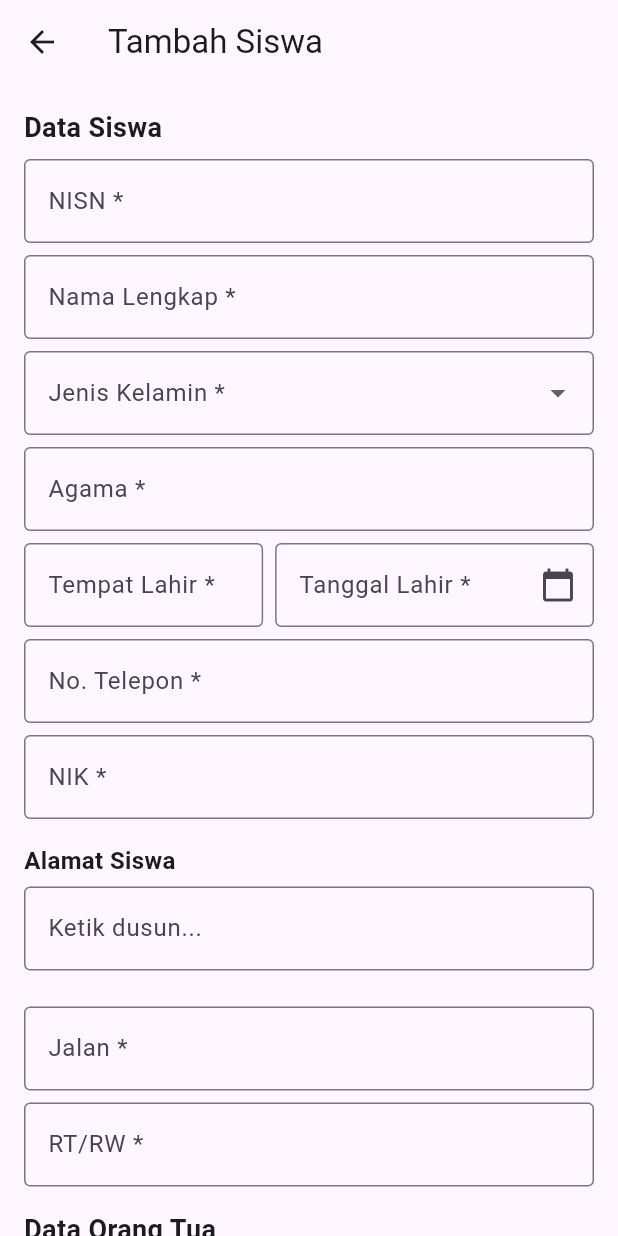
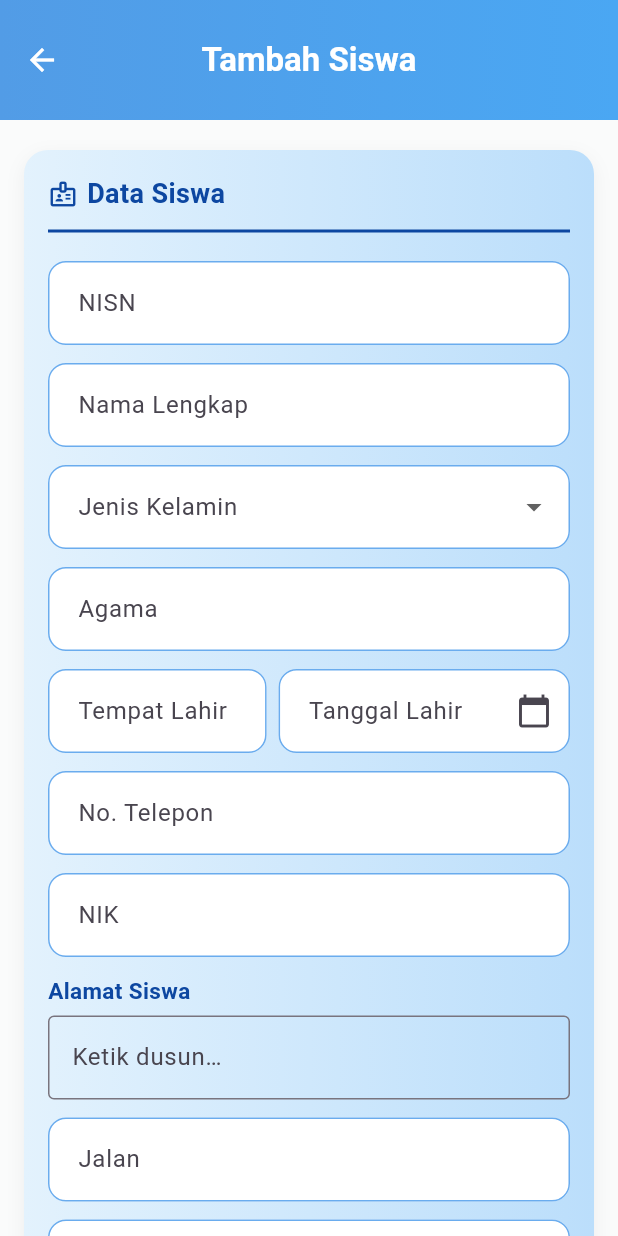
Before and after one commit to clariss4/PROJEK_4, a Flutter app: the screen it shows after launch, after a tap on "Tambah Siswa", on a phone screen of 412 x 824 dp. Run offline on Flutter 3.47's test engine with Material 3 defaults, Android fonts, the phone set to English and light mode, and no system bars; drawn by our look-alikes of flutter_typeahead; our stand-ins replace google_fonts, supabase_flutter; accounts and stored records are empty; Roboto replaces fonts that are missing (Ubuntu).

Commit message:
FINAL ALL

```diff
--- a/lib/pages/form_page.dart
+++ b/lib/pages/form_page.dart
@@ -16,8 +16,6 @@ class FormPage extends StatefulWidget {
 
   @override
   State<FormPage> createState() => _FormPageState();
-
-  static of(BuildContext context) {}
 }
 
 class _FormPageState extends State<FormPage> {
@@ -34,23 +32,22 @@ class _FormPageState extends State<FormPage> {
   final jalanCtrl = TextEditingController();
   final rtrwCtrl = TextEditingController();
   final agamaCtrl = TextEditingController();
-  final alamatSiswaCtrl = TextEditingController(); // 1 kolom saja
+  final alamatSiswaCtrl = TextEditingController();
 
   /* ---------- Orang Tua ---------- */
   final namaAyahCtrl = TextEditingController();
   final namaIbuCtrl = TextEditingController();
-  final alamatOrtuCtrl = TextEditingController(); // 1 kolom saja
+  final alamatOrtuCtrl = TextEditingController();
   Wilayah? _selectedWilayahOrtu;
 
   /* ---------- Wali ---------- */
   final namaWaliCtrl = TextEditingController();
-  final alamatWaliCtrl = TextEditingController(); // 1 kolom saja
+  final alamatWaliCtrl = TextEditingController();
   Wilayah? _selectedWilayahWali;
 
   String? _selectedJenisKelamin;
   Wilayah? _selectedWilayahSiswa;
 
-  /* ---------- Helper ---------- */
   String _formatAlamat(Wilayah w) {
     final parts = [
       if (w.dusun.isNotEmpty) w.dusun,
@@ -85,7 +82,6 @@ class _FormPageState extends State<FormPage> {
     final ttl =
         '${tempatCtrl.text.trim()}, ${DateFormat('dd-MM-yyyy').format(selectedTglLahir!)}';
 
-    /* 1. Insert Orang Tua */
     await Supabase.instance.client.from('orang_tua').upsert([
       {
         'id': orangTuaId,
@@ -96,7 +92,6 @@ class _FormPageState extends State<FormPage> {
       },
     ]);
 
-    /* 2. Insert Wali (opsional) */
     if (namaWaliCtrl.text.trim().isNotEmpty) {
       await Supabase.instance.client.from('wali').upsert([
         {
@@ -108,7 +103,6 @@ class _FormPageState extends State<FormPage> {
       ]);
     }
 
-    /* 3. Siapkan data siswa */
     final siswaData = {
       'id': siswaId,
       'nisn': nisnCtrl.text.trim(),
@@ -120,17 +114,13 @@ class _FormPageState extends State<FormPage> {
       'nik': nikCtrl.text.trim(),
       'jalan': jalanCtrl.text.trim(),
       'rtrw': rtrwCtrl.text.trim(),
-      'alamat_id': _selectedWilayahSiswa!.id, // <- pastikan int
+      'alamat_id': _selectedWilayahSiswa!.id,
       'orang_tua_id': orangTuaId,
       'wali_id': namaWaliCtrl.text.trim().isEmpty ? null : waliId,
-      'provinsi':
-          _selectedWilayahSiswa?.provinsi ?? 'Jawa Timur', // <-- jangan null
+      'provinsi': _selectedWilayahSiswa?.provinsi ?? 'Jawa Timur',
       'created_at': DateTime.now().toIso8601String(),
     };
 
-    print('🔥 SISWA DATA: $siswaData'); // <-- SALIN INI KE DEBUG CONSOLE
-
-    /* 4. Insert Siswa */
     try {
       await Supabase.instance.client.from('siswa').insert([siswaData]);
       if (!mounted) return;
@@ -139,14 +129,74 @@ class _FormPageState extends State<FormPage> {
       ).showSnackBar(const SnackBar(content: Text('Data berhasil disimpan')));
       Navigator.pop(context, true);
     } catch (e) {
-      print('❌ SIMPAN ERROR: $e'); // <-- SALIN INI KE DEBUG CONSOLE
       ScaffoldMessenger.of(
         context,
       ).showSnackBar(SnackBar(content: Text('Gagal simpan: $e')));
     }
   }
 
-  /* ---------- Widget 1 Kolom Alamat + Auto-complete ---------- */
+  Widget _section(String title, List<Widget> children) {
+    return Container(
+      width: double.infinity,
+      margin: const EdgeInsets.only(bottom: 20),
+      padding: const EdgeInsets.all(16),
+      decoration: BoxDecoration(
+        gradient: const LinearGradient(
+          colors: [Color(0xFFE3F2FD), Color(0xFFBBDEFB)],
+        ),
+        borderRadius: BorderRadius.circular(16),
+        boxShadow: [
+          BoxShadow(
+            color: Colors.grey.withOpacity(.15),
+            blurRadius: 10,
+            offset: const Offset(0, 4),
+          ),
+        ],
+      ),
+      child: Column(
+        crossAxisAlignment: CrossAxisAlignment.start,
+        children: [
+          Row(
+            children: [
+              const Icon(
+                Icons.badge_outlined,
+                size: 20,
+                color: Color(0xFF0D47A1),
+              ),
+              const SizedBox(width: 6),
+              Text(
+                title,
+                style: const TextStyle(
+                  fontSize: 18,
+                  fontWeight: FontWeight.w700,
+                  color: Color(0xFF0D47A1),
+                ),
+              ),
+            ],
+          ),
+          const Divider(height: 24, thickness: 2, color: Color(0xFF0D47A1)),
+          const SizedBox(height: 8),
+          ...children,
+        ],
+      ),
+    );
+  }
+
+  InputDecoration _inputDec(String label) => InputDecoration(
+    labelText: label,
+    filled: true,
+    fillColor: Colors.white,
+    border: OutlineInputBorder(
+      borderRadius: BorderRadius.circular(12),
+      borderSide: const BorderSide(color: Color.fromARGB(255, 99, 176, 253)),
+    ),
+    enabledBorder: OutlineInputBorder(
+      borderRadius: BorderRadius.circular(12),
+      borderSide: const BorderSide(color: Color.fromARGB(255, 106, 172, 238)),
+    ),
+    contentPadding: const EdgeInsets.symmetric(horizontal: 16, vertical: 16),
+  );
+
   Widget _alamatField({
     required String label,
     required TextEditingController controller,
@@ -155,16 +205,21 @@ class _FormPageState extends State<FormPage> {
     return Column(
       crossAxisAlignment: CrossAxisAlignment.start,
       children: [
+        const SizedBox(height: 12),
         Text(
           label,
-          style: const TextStyle(fontSize: 16, fontWeight: FontWeight.bold),
+          style: const TextStyle(
+            fontSize: 15,
+            fontWeight: FontWeight.w600,
+            color: Color(0xFF0D47A1),
+          ),
         ),
         const SizedBox(height: 6),
         TypeAheadField<Wilayah>(
           textFieldConfiguration: TextFieldConfiguration(
             controller: controller,
             decoration: const InputDecoration(
-              labelText: 'Ketik dusun...',
+              hintText: 'Ketik dusun…',
               border: OutlineInputBorder(),
             ),
           ),
@@ -189,38 +244,51 @@ class _FormPageState extends State<FormPage> {
             ),
           ),
         ),
-        const SizedBox(height: 16),
+        const SizedBox(height: 12),
       ],
     );
   }
 
-  /* ---------- Build Form ---------- */
   @override
   Widget build(BuildContext context) {
     return Scaffold(
+      backgroundColor: const Color.fromARGB(255, 250, 251, 251),
       appBar: AppBar(
-        title: Text(widget.student == null ? 'Tambah Siswa' : 'Edit Siswa'),
+        toolbarHeight: 80,
+        elevation: 0,
+        title: Text(
+          widget.student == null ? 'Tambah Siswa' : 'Edit Siswa',
+          style: const TextStyle(
+            fontWeight: FontWeight.bold,
+            color: Colors.white,
           ),
-      body: SafeArea(
+        ),
+        centerTitle: true,
+        foregroundColor: Colors.white,
+        flexibleSpace: Container(
+          decoration: const BoxDecoration(
+            gradient: LinearGradient(
+              colors: [
+                Color.fromARGB(255, 82, 156, 230),
+                Color.fromARGB(255, 74, 167, 243),
+              ],
+            ),
+          ),
+        ),
+        shape: const RoundedRectangleBorder(
+          borderRadius: BorderRadius.vertical(bottom: Radius.circular(16)),
+        ),
+      ),
+      body: Form(
+        key: _formKey,
         child: SingleChildScrollView(
-          padding: const EdgeInsets.all(16),
-          child: Form(
-            key: _formKey,
+          padding: const EdgeInsets.symmetric(horizontal: 16, vertical: 20),
           child: Column(
-              crossAxisAlignment: CrossAxisAlignment.start,
             children: [
-                /* ---------- Siswa ---------- */
-                const Text(
-                  'Data Siswa',
-                  style: TextStyle(fontSize: 18, fontWeight: FontWeight.bold),
-                ),
-                const SizedBox(height: 8),
+              _section('Data Siswa', [
                 TextFormField(
                   controller: nisnCtrl,
-                  decoration: const InputDecoration(
-                    labelText: 'NISN *',
-                    border: OutlineInputBorder(),
-                  ),
+                  decoration: _inputDec('NISN'),
                   keyboardType: TextInputType.number,
                   inputFormatters: [FilteringTextInputFormatter.digitsOnly],
                   validator: (v) {
@@ -230,17 +298,14 @@ class _FormPageState extends State<FormPage> {
                     return null;
                   },
                 ),
-                const SizedBox(height: 8),
+                const SizedBox(height: 12),
                 TextFormField(
                   controller: namaCtrl,
-                  decoration: const InputDecoration(
-                    labelText: 'Nama Lengkap *',
-                    border: OutlineInputBorder(),
-                  ),
+                  decoration: _inputDec('Nama Lengkap'),
                   validator: (v) =>
                       v == null || v.trim().isEmpty ? 'Nama wajib diisi' : null,
                 ),
-                const SizedBox(height: 8),
+                const SizedBox(height: 12),
                 DropdownButtonFormField<String>(
                   value: _selectedJenisKelamin,
                   items: const [
@@ -254,34 +319,25 @@ class _FormPageState extends State<FormPage> {
                     ),
                   ],
                   onChanged: (v) => setState(() => _selectedJenisKelamin = v),
-                  decoration: const InputDecoration(
-                    labelText: 'Jenis Kelamin *',
-                    border: OutlineInputBorder(),
-                  ),
+                  decoration: _inputDec('Jenis Kelamin'),
                   validator: (v) => v == null ? 'Pilih jenis kelamin' : null,
                 ),
-                const SizedBox(height: 8),
+                const SizedBox(height: 12),
                 TextFormField(
                   controller: agamaCtrl,
-                  decoration: const InputDecoration(
-                    labelText: 'Agama *',
-                    border: OutlineInputBorder(),
-                  ),
+                  decoration: _inputDec('Agama'),
                   validator: (v) => v == null || v.trim().isEmpty
                       ? 'Agama wajib diisi'
                       : null,
                 ),
-                const SizedBox(height: 8),
+                const SizedBox(height: 12),
                 Row(
                   children: [
                     Expanded(
                       flex: 3,
                       child: TextFormField(
                         controller: tempatCtrl,
-                        decoration: const InputDecoration(
-                          labelText: 'Tempat Lahir *',
-                          border: OutlineInputBorder(),
-                        ),
+                        decoration: _inputDec('Tempat Lahir'),
                         validator: (v) => v == null || v.trim().isEmpty
                             ? 'Tempat lahir wajib'
                             : null,
@@ -292,10 +348,8 @@ class _FormPageState extends State<FormPage> {
                       flex: 4,
                       child: TextFormField(
                         readOnly: true,
-                        decoration: const InputDecoration(
-                          labelText: 'Tanggal Lahir *',
-                          border: OutlineInputBorder(),
-                          suffixIcon: Icon(Icons.calendar_today),
+                        decoration: _inputDec('Tanggal Lahir').copyWith(
+                          suffixIcon: const Icon(Icons.calendar_today),
                         ),
                         controller: TextEditingController(
                           text: selectedTglLahir == null
@@ -320,25 +374,19 @@ class _FormPageState extends State<FormPage> {
                     ),
                   ],
                 ),
-                const SizedBox(height: 8),
+                const SizedBox(height: 12),
                 TextFormField(
                   controller: telpCtrl,
-                  decoration: const InputDecoration(
-                    labelText: 'No. Telepon *',
-                    border: OutlineInputBorder(),
-                  ),
+                  decoration: _inputDec('No. Telepon'),
                   keyboardType: TextInputType.phone,
                   validator: (v) => v == null || v.trim().isEmpty
                       ? 'No. telepon wajib'
                       : null,
                 ),
-                const SizedBox(height: 8),
+                const SizedBox(height: 12),
                 TextFormField(
                   controller: nikCtrl,
-                  decoration: const InputDecoration(
-                    labelText: 'NIK *',
-                    border: OutlineInputBorder(),
-                  ),
+                  decoration: _inputDec('NIK'),
                   keyboardType: TextInputType.number,
                   inputFormatters: [FilteringTextInputFormatter.digitsOnly],
                   validator: (v) {
@@ -347,59 +395,40 @@ class _FormPageState extends State<FormPage> {
                     return null;
                   },
                 ),
-                const SizedBox(height: 16),
                 _alamatField(
                   label: 'Alamat Siswa',
                   controller: alamatSiswaCtrl,
                   onSelected: (w) => _selectedWilayahSiswa = w,
                 ),
-                const SizedBox(height: 8),
                 TextFormField(
                   controller: jalanCtrl,
-                  decoration: const InputDecoration(
-                    labelText: 'Jalan *',
-                    border: OutlineInputBorder(),
-                  ),
+                  decoration: _inputDec('Jalan'),
                   validator: (v) => v == null || v.trim().isEmpty
                       ? 'Jalan wajib diisi'
                       : null,
                 ),
-                const SizedBox(height: 8),
+                const SizedBox(height: 12),
                 TextFormField(
                   controller: rtrwCtrl,
-                  decoration: const InputDecoration(
-                    labelText: 'RT/RW *',
-                    border: OutlineInputBorder(),
-                  ),
+                  decoration: _inputDec('RT/RW'),
                   validator: (v) => v == null || v.trim().isEmpty
                       ? 'RT/RW wajib diisi'
                       : null,
                 ),
+              ]),
 
-                /* ---------- Orang Tua ---------- */
-                const SizedBox(height: 16),
-                const Text(
-                  'Data Orang Tua',
-                  style: TextStyle(fontSize: 18, fontWeight: FontWeight.bold),
-                ),
-                const SizedBox(height: 8),
+              _section('Data Orang Tua', [
                 TextFormField(
                   controller: namaAyahCtrl,
-                  decoration: const InputDecoration(
-                    labelText: 'Nama Ayah *',
-                    border: OutlineInputBorder(),
-                  ),
+                  decoration: _inputDec('Nama Ayah'),
                   validator: (v) => v == null || v.trim().isEmpty
                       ? 'Nama ayah wajib diisi'
                       : null,
                 ),
-                const SizedBox(height: 8),
+                const SizedBox(height: 12),
                 TextFormField(
                   controller: namaIbuCtrl,
-                  decoration: const InputDecoration(
-                    labelText: 'Nama Ibu *',
-                    border: OutlineInputBorder(),
-                  ),
+                  decoration: _inputDec('Nama Ibu'),
                   validator: (v) => v == null || v.trim().isEmpty
                       ? 'Nama ibu wajib diisi'
                       : null,
@@ -409,44 +438,60 @@ class _FormPageState extends State<FormPage> {
                   controller: alamatOrtuCtrl,
                   onSelected: (w) => _selectedWilayahOrtu = w,
                 ),
+              ]),
 
-                /* ---------- Wali ---------- */
-                const SizedBox(height: 16),
-                const Text(
-                  'Data Wali (Opsional)',
-                  style: TextStyle(fontSize: 18, fontWeight: FontWeight.bold),
-                ),
-                const SizedBox(height: 8),
+              _section('Data Wali (Opsional)', [
                 TextFormField(
                   controller: namaWaliCtrl,
-                  decoration: const InputDecoration(
-                    labelText: 'Nama Wali',
-                    border: OutlineInputBorder(),
-                  ),
+                  decoration: _inputDec('Nama Wali'),
                 ),
                 _alamatField(
                   label: 'Alamat Wali',
                   controller: alamatWaliCtrl,
                   onSelected: (w) => _selectedWilayahWali = w,
                 ),
+              ]),
 
               const SizedBox(height: 20),
 
-                /* ---------- Tombol ---------- */
               Row(
                 children: [
                   Expanded(
                     child: ElevatedButton.icon(
-                        icon: const Icon(Icons.save),
-                        label: const Text('Simpan'),
+                      icon: const Icon(Icons.save, color: Colors.white),
+                      label: const Text(
+                        'Simpan',
+                        style: TextStyle(color: Colors.white),
+                      ),
+                      style: ElevatedButton.styleFrom(
+                        padding: const EdgeInsets.symmetric(vertical: 16),
+                        shape: RoundedRectangleBorder(
+                          borderRadius: BorderRadius.circular(12),
+                        ),
+                        backgroundColor: const Color.fromARGB(
+                          255,
+                          61,
+                          148,
+                          234,
+                        ),
+                      ),
                       onPressed: _save,
                     ),
                   ),
                   const SizedBox(width: 12),
                   Expanded(
                     child: OutlinedButton.icon(
-                        icon: const Icon(Icons.cancel),
-                        label: const Text('Batal'),
+                      icon: const Icon(Icons.cancel, color: Color(0xFF1976D2)),
+                      label: const Text(
+                        'Batal',
+                        style: TextStyle(color: Color(0xFF1976D2)),
+                      ),
+                      style: OutlinedButton.styleFrom(
+                        padding: const EdgeInsets.symmetric(vertical: 16),
+                        shape: RoundedRectangleBorder(
+                          borderRadius: BorderRadius.circular(12),
+                        ),
+                      ),
                       onPressed: () => Navigator.pop(context),
                     ),
                   ),
@@ -456,7 +501,6 @@ class _FormPageState extends State<FormPage> {
           ),
         ),
       ),
-      ),
     );
   }
 }
--- a/lib/pages/home_page.dart
+++ b/lib/pages/home_page.dart
@@ -59,15 +59,25 @@ class _HomePageState extends State<HomePage> {
   Widget build(BuildContext context) {
     return Scaffold(
       extendBodyBehindAppBar: true,
+      backgroundColor: const Color.fromARGB(255, 231, 238, 241),
       appBar: AppBar(
+        toolbarHeight: 80,
         title: const Text(
-          'Daftar Siswa',
+          'Data Siswa SMK',
           style: TextStyle(fontWeight: FontWeight.w600),
         ),
         centerTitle: true,
         elevation: 0,
-        backgroundColor: Colors.transparent,
-        foregroundColor: Colors.indigo,
+        foregroundColor: const Color.fromARGB(255, 255, 255, 255),
+        flexibleSpace: Container(
+          decoration: const BoxDecoration(
+            gradient: LinearGradient(
+              colors: [Color.fromARGB(255, 86, 164, 241), Color(0xFF42A5F5)],
+              begin: Alignment.topLeft,
+              end: Alignment.bottomRight,
+            ),
+          ),
+        ),
       ),
       body: _isLoading
           ? _shimmerLoader()
@@ -78,7 +88,7 @@ class _HomePageState extends State<HomePage> {
         onPressed: _onAddTap,
         icon: const Icon(Icons.add_rounded),
         label: const Text('Tambah Siswa'),
-        backgroundColor: Colors.indigo,
+        backgroundColor: const Color.fromARGB(255, 81, 130, 204),
         foregroundColor: Colors.white,
         extendedPadding: const EdgeInsets.symmetric(horizontal: 24),
         shape: RoundedRectangleBorder(borderRadius: BorderRadius.circular(24)),
```
Also changed, not shown: lib/pages/detail_page.dart (+48 -8 lines), lib/widgets/student_card.dart (+56 -44 lines). Lines whose indentation alone changed are shown as unchanged.
